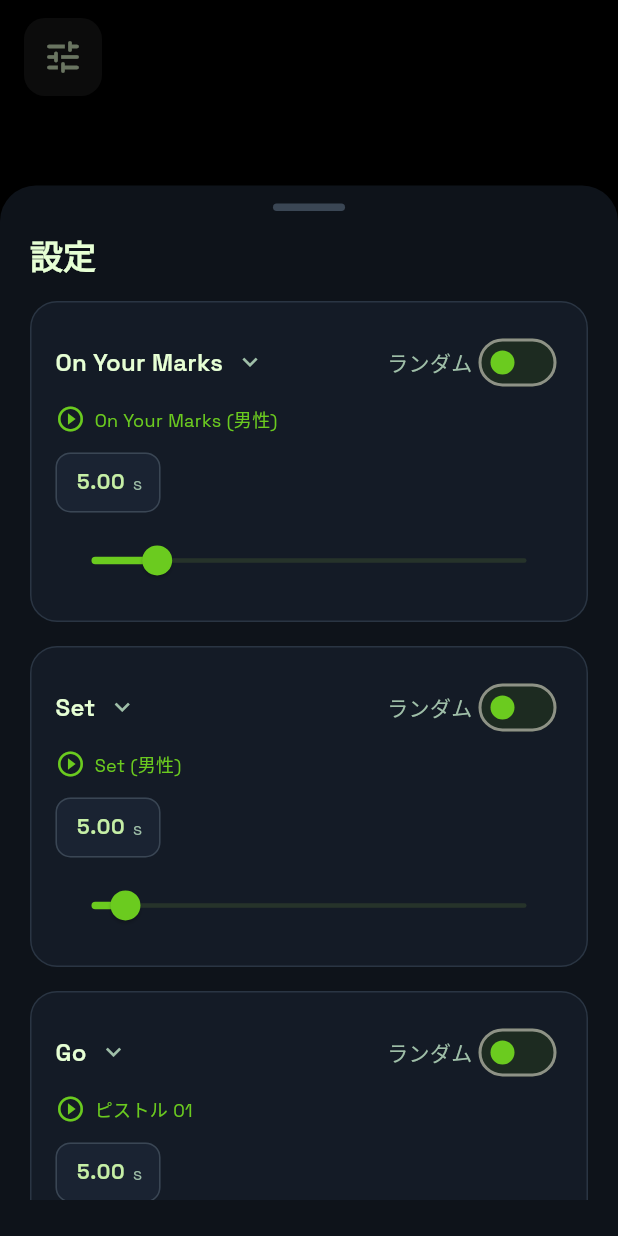
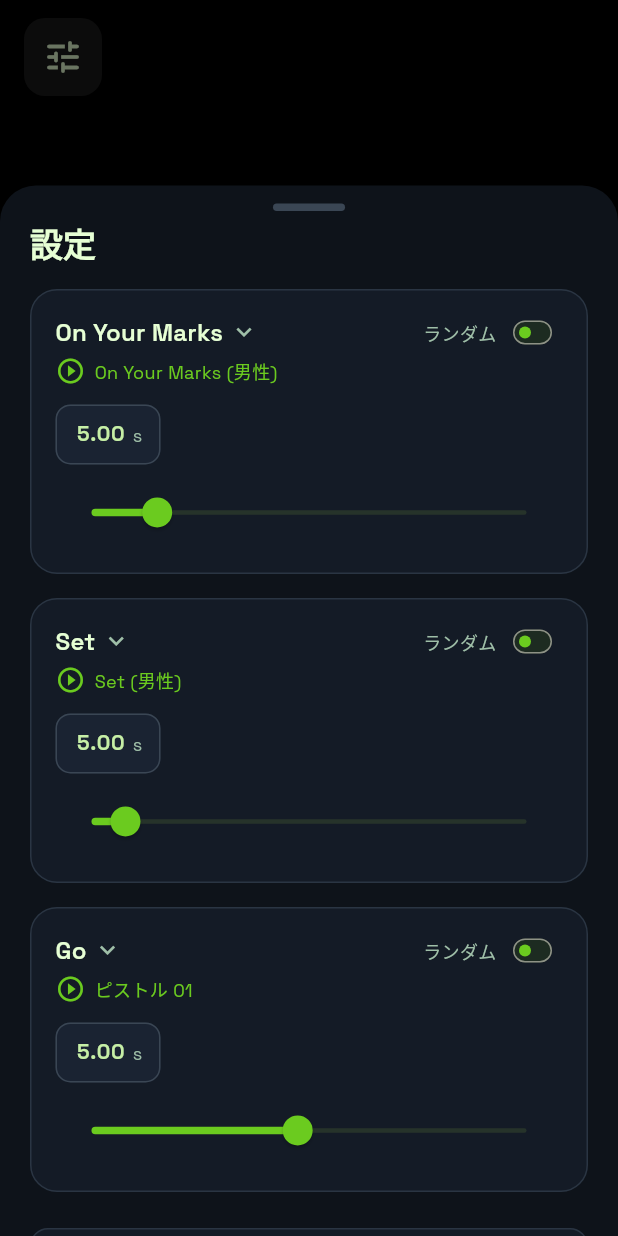
Before and after one commit to Holmes-JP/track_start_call, a Flutter app: the screen it shows after launch, after a tap on the "tune" icon, on a phone screen of 412 x 824 dp. Run offline on Flutter 3.47's test engine with Material 3 defaults, Android fonts, the phone set to English and light mode, and no system bars; our stand-ins replace audioplayers, google_fonts, shared_preferences.

Commit message:
ループ機能追加前　ほぼ完成

```diff
--- a/lib/main.dart
+++ b/lib/main.dart
@@ -512,21 +512,17 @@
 
             return Container(
               constraints: BoxConstraints(maxHeight: maxHeight),
-              padding: EdgeInsets.only(
-                left: 20,
-                right: 20,
-                top: 12,
-                bottom: 24 + MediaQuery.of(context).viewInsets.bottom,
-              ),
               decoration: const BoxDecoration(
                 color: Color(0xFF0E131A),
                 borderRadius: BorderRadius.vertical(top: Radius.circular(24)),
               ),
-              child: SingleChildScrollView(
               child: Column(
-                  crossAxisAlignment: CrossAxisAlignment.start,
-                  children: [
-                    Center(
+                mainAxisSize: MainAxisSize.min,
+                children: [
+                  // Fixed drag handle at top
+                  Padding(
+                    padding: const EdgeInsets.only(top: 12, bottom: 8),
+                    child: Center(
                       child: Container(
                         width: 48,
                         height: 5,
@@ -536,7 +532,18 @@
                         ),
                       ),
                     ),
-                      const SizedBox(height: 16),
+                  ),
+                  // Scrollable content
+                  Flexible(
+                    child: SingleChildScrollView(
+                      padding: EdgeInsets.only(
+                        left: 20,
+                        right: 20,
+                        bottom: 24 + MediaQuery.of(context).viewInsets.bottom,
+                      ),
+                      child: Column(
+                        crossAxisAlignment: CrossAxisAlignment.start,
+                        children: [
                           Text(
                             '設定',
                             style: Theme.of(context).textTheme.titleLarge?.copyWith(
@@ -672,7 +679,9 @@
                               child: Row(
                                 mainAxisAlignment: MainAxisAlignment.spaceBetween,
                                 children: [
-                              Row(
+                                  Flexible(
+                                    child: Row(
+                                      mainAxisSize: MainAxisSize.min,
                                       children: [
                                         const Icon(
                                           Icons.info_outline,
@@ -680,13 +689,17 @@
                                           size: 20,
                                         ),
                                         const SizedBox(width: 12),
-                                  Text(
+                                        Flexible(
+                                          child: Text(
                                             'クレジット',
                                             style: Theme.of(context).textTheme.bodyLarge?.copyWith(
                                                   color: const Color(0xFFE6FFD4),
                                                 ),
-                                  ),
-                                ],
+                                            overflow: TextOverflow.ellipsis,
+                                          ),
+                                        ),
+                                      ],
+                                    ),
                                   ),
                                   const Icon(
                                     Icons.chevron_right,
@@ -700,6 +713,9 @@
                         ],
                       ),
                     ),
+                  ),
+                ],
+              ),
             );
             },
           );
@@ -716,18 +732,24 @@
     showModalBottomSheet<void>(
       context: context,
       backgroundColor: Colors.transparent,
+      isScrollControlled: true,
       builder: (context) {
+        final bottomPadding = MediaQuery.of(context).viewPadding.bottom;
         return Container(
-          padding: const EdgeInsets.all(24),
+          constraints: BoxConstraints(
+            maxHeight: MediaQuery.of(context).size.height * 0.7,
+          ),
           decoration: const BoxDecoration(
             color: Color(0xFF0E131A),
             borderRadius: BorderRadius.vertical(top: Radius.circular(24)),
           ),
           child: Column(
             mainAxisSize: MainAxisSize.min,
-            crossAxisAlignment: CrossAxisAlignment.start,
-            children: [
-              Center(
+            children: [
+              // Fixed drag handle
+              Padding(
+                padding: const EdgeInsets.only(top: 12, bottom: 8),
+                child: Center(
                   child: Container(
                     width: 48,
                     height: 5,
@@ -737,7 +759,18 @@
                     ),
                   ),
                 ),
-              const SizedBox(height: 20),
+              ),
+              // Scrollable content
+              Flexible(
+                child: SingleChildScrollView(
+                  padding: EdgeInsets.only(
+                    left: 24,
+                    right: 24,
+                    bottom: 24 + bottomPadding,
+                  ),
+                  child: Column(
+                    crossAxisAlignment: CrossAxisAlignment.start,
+                    children: [
                       Text(
                         'クレジット',
                         style: Theme.of(context).textTheme.titleLarge?.copyWith(
@@ -766,11 +799,14 @@
                                   size: 20,
                                 ),
                                 const SizedBox(width: 8),
-                        Text(
+                                Flexible(
+                                  child: Text(
                                     '音声素材',
                                     style: Theme.of(context).textTheme.titleMedium?.copyWith(
                                           fontWeight: FontWeight.w600,
                                           color: const Color(0xFFE6FFD4),
+                                        ),
+                                    overflow: TextOverflow.ellipsis,
                                   ),
                                 ),
                               ],
@@ -796,7 +832,10 @@
                           ],
                         ),
                       ),
-              const SizedBox(height: 24),
+                    ],
+                  ),
+                ),
+              ),
             ],
           ),
         );
@@ -815,6 +854,8 @@
             fontSize: 14,
             fontWeight: FontWeight.w500,
           ),
+          overflow: TextOverflow.ellipsis,
+          maxLines: 2,
         ),
         const SizedBox(height: 4),
         Text(
@@ -823,6 +864,8 @@
             color: Color(0xFF6BCB1F),
             fontSize: 12,
           ),
+          overflow: TextOverflow.ellipsis,
+          maxLines: 1,
         ),
       ],
     );
@@ -979,7 +1022,7 @@
                             color: const Color(0xFFE6FFD4),
                           ),
                     ),
-                    const SizedBox(width: 8),
+                    const SizedBox(width: 4),
                     const Icon(
                       Icons.keyboard_arrow_down,
                       color: Color(0xFF9FBFA8),
@@ -989,13 +1032,21 @@
                 ),
               ),
               const Spacer(),
-              const Text(
+              Text(
                 'ランダム',
-                style: TextStyle(color: Color(0xFF9FBFA8)),
-              ),
-              Switch(
+                style: const TextStyle(color: Color(0xFF9FBFA8), fontSize: 12),
+              ),
+              const SizedBox(width: 4),
+              SizedBox(
+                height: 24,
+                width: 40,
+                child: FittedBox(
+                  fit: BoxFit.contain,
+                  child: Switch(
                     value: randomEnabled,
                     onChanged: _isRunning ? null : onRandomChanged,
+                  ),
+                ),
               ),
             ],
           ),
```
Also changed, not shown: img/0.png (added), img/IMG_1347.png (deleted), img/IMG_1348.png (deleted), img/IMG_1349.png (deleted), img_jpg/IMG_1347.jpg (added), img_jpg/IMG_1348.jpg (added). Lines whose indentation alone changed are shown as unchanged.
